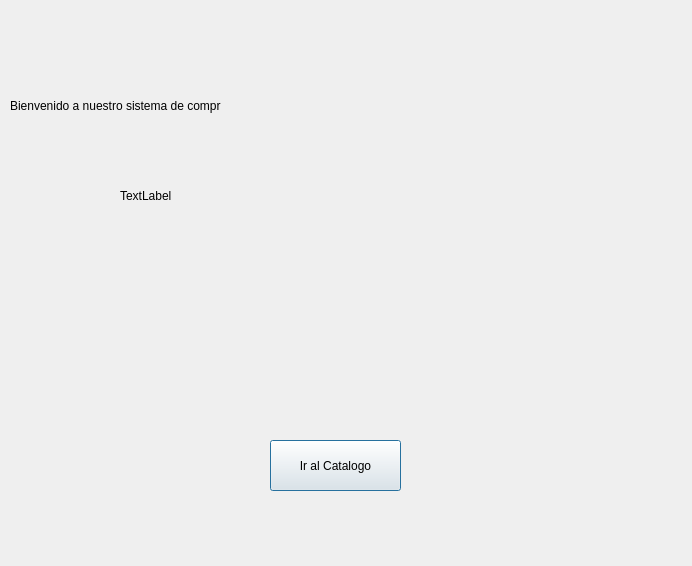
First picture: the form in OrangoTango/cuenta.ui, repository AlejandroMB1/OrangoTango, before the edit.
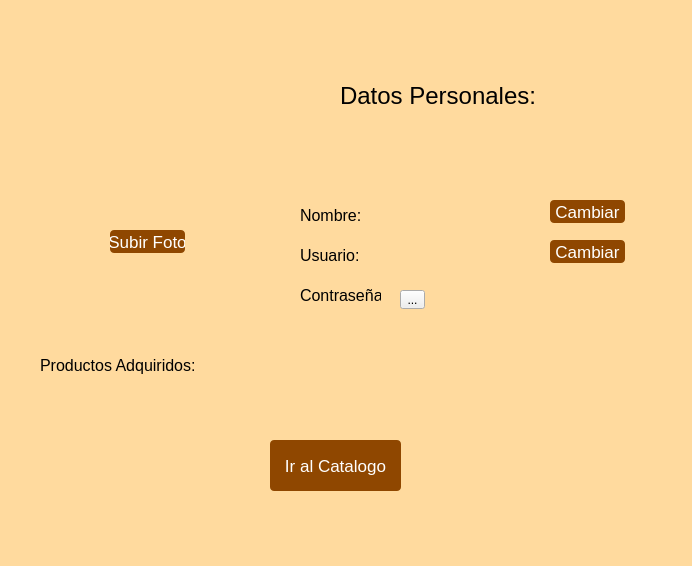
Second picture: the form after the edit. Icons and pictures are not drawn.

Commit message: Ventana de cuenta y mainwindow modificadas

The edit to the form file:
```diff
--- a/OrangoTango/cuenta.ui
+++ b/OrangoTango/cuenta.ui
@@ -14,7 +14,46 @@
    <string>Dialog</string>
   </property>
   <property name="styleSheet">
-   <string notr="true"/>
+   <string notr="true">/*Cambiamos el color de la ventana*/
+
+	#cuenta{
+		
+	background-color: rgb(255, 218, 158);
+		/*background-color: #009688;*/
+	    /*background-color: rgb(255, 128, 0);*/
+	    /*background-color: rgb(255, 79, 79);*/
+	}
+
+	/*Estilos para el botón*/
+	#IralCatalogo,#pushButton,#pushButton_2,#pushButton_3{
+		background-color: rgb(143, 71, 0);
+		border-radius: 4px;
+		color: #fff;
+		font-family: 'Roboto';
+		font-size: 17px;
+	}
+	
+	
+	/*Definimos el estilo para un efecto hover sobre el botón,
+	este cambiará su background cuando pasemos el mouse por
+	encima*/
+	#IralCatalogo:hover,#pushButton:hover,#pushButton_2:hover,#pushButton_3:hove{
+		
+	background-color: #ff7043;;
+	}
+
+	
+	/*Definimos los estilos para los QLabel*/
+	#Titulo{
+		font-family: 'Matura MT Script Capitals';
+		color: rgb(143, 71, 0);
+		
+	background-color: rgb(255, 255, 255);
+	
+	
+	}
+
+</string>
   </property>
   <widget class="QPushButton" name="IralCatalogo">
    <property name="geometry">
@@ -29,30 +68,162 @@
     <string>Ir al Catalogo</string>
    </property>
   </widget>
-  <widget class="QLabel" name="label">
-   <property name="geometry">
-    <rect>
-     <x>10</x>
-     <y>70</y>
-     <width>211</width>
-     <height>71</height>
-    </rect>
-   </property>
-   <property name="text">
-    <string>Bienvenido a nuestro sistema de compra:</string>
-   </property>
-  </widget>
   <widget class="QLabel" name="label_2">
    <property name="geometry">
     <rect>
-     <x>120</x>
-     <y>180</y>
-     <width>101</width>
+     <x>340</x>
+     <y>70</y>
+     <width>201</width>
+     <height>51</height>
+    </rect>
+   </property>
+   <property name="font">
+    <font>
+     <pointsize>18</pointsize>
+    </font>
+   </property>
+   <property name="text">
+    <string>Datos Personales:</string>
+   </property>
+  </widget>
+  <widget class="QLabel" name="label_3">
+   <property name="geometry">
+    <rect>
+     <x>50</x>
+     <y>20</y>
+     <width>191</width>
+     <height>191</height>
+    </rect>
+   </property>
+   <property name="text">
+    <string/>
+   </property>
+   <property name="pixmap">
+    <pixmap>../../../Downloads/1.0/Imagenes/predefinida.jpg</pixmap>
+   </property>
+  </widget>
+  <widget class="QPushButton" name="pushButton">
+   <property name="geometry">
+    <rect>
+     <x>110</x>
+     <y>230</y>
+     <width>75</width>
+     <height>23</height>
+    </rect>
+   </property>
+   <property name="text">
+    <string>Subir Foto</string>
+   </property>
+  </widget>
+  <widget class="QLabel" name="label">
+   <property name="geometry">
+    <rect>
+     <x>300</x>
+     <y>200</y>
+     <width>81</width>
      <height>31</height>
     </rect>
    </property>
+   <property name="font">
+    <font>
+     <pointsize>12</pointsize>
+    </font>
+   </property>
    <property name="text">
-    <string>TextLabel</string>
+    <string>Nombre:</string>
+   </property>
+  </widget>
+  <widget class="QLabel" name="label_4">
+   <property name="geometry">
+    <rect>
+     <x>300</x>
+     <y>240</y>
+     <width>81</width>
+     <height>31</height>
+    </rect>
+   </property>
+   <property name="font">
+    <font>
+     <pointsize>12</pointsize>
+    </font>
+   </property>
+   <property name="text">
+    <string>Usuario:</string>
+   </property>
+  </widget>
+  <widget class="QLabel" name="label_5">
+   <property name="geometry">
+    <rect>
+     <x>300</x>
+     <y>280</y>
+     <width>81</width>
+     <height>31</height>
+    </rect>
+   </property>
+   <property name="font">
+    <font>
+     <pointsize>12</pointsize>
+    </font>
+   </property>
+   <property name="text">
+    <string>Contraseña</string>
+   </property>
+  </widget>
+  <widget class="QLabel" name="label_6">
+   <property name="geometry">
+    <rect>
+     <x>40</x>
+     <y>350</y>
+     <width>171</width>
+     <height>31</height>
+    </rect>
+   </property>
+   <property name="font">
+    <font>
+     <pointsize>12</pointsize>
+    </font>
+   </property>
+   <property name="text">
+    <string>Productos Adquiridos:</string>
+   </property>
+  </widget>
+  <widget class="QPushButton" name="pushButton_2">
+   <property name="geometry">
+    <rect>
+     <x>550</x>
+     <y>200</y>
+     <width>75</width>
+     <height>23</height>
+    </rect>
+   </property>
+   <property name="text">
+    <string>Cambiar</string>
+   </property>
+  </widget>
+  <widget class="QPushButton" name="pushButton_3">
+   <property name="geometry">
+    <rect>
+     <x>550</x>
+     <y>240</y>
+     <width>75</width>
+     <height>23</height>
+    </rect>
+   </property>
+   <property name="text">
+    <string>Cambiar</string>
+   </property>
+  </widget>
+  <widget class="QToolButton" name="toolButton">
+   <property name="geometry">
+    <rect>
+     <x>400</x>
+     <y>290</y>
+     <width>25</width>
+     <height>19</height>
+    </rect>
+   </property>
+   <property name="text">
+    <string>...</string>
    </property>
   </widget>
  </widget>
```
The commit also changes 2 other files.
